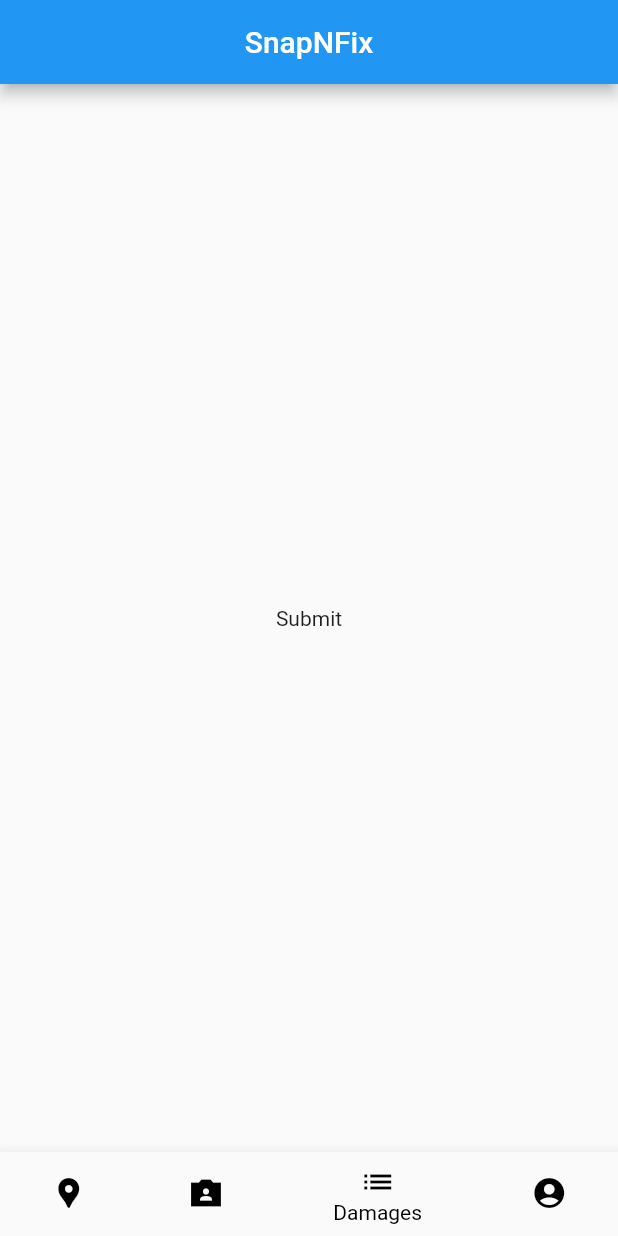
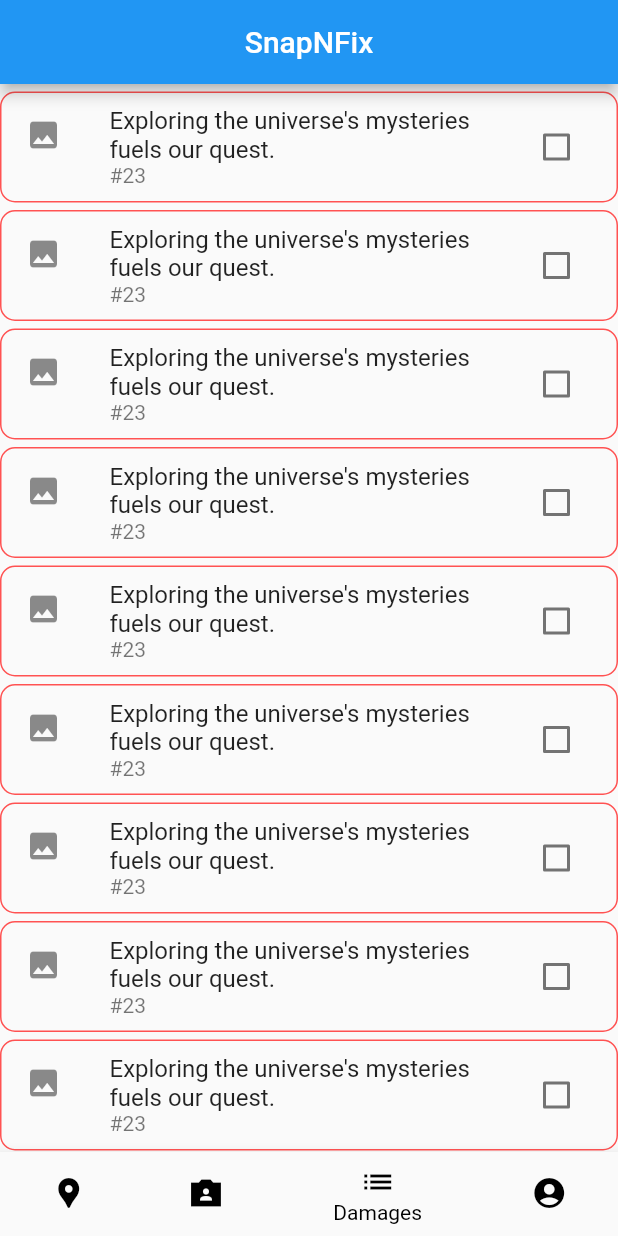
Before and after one commit to Gajjela-Koushik-Reddy/snapNfix, a Flutter app: the screen it shows after launch, swiped to page 3, on a phone screen of 412 x 824 dp. Run offline on Flutter 3.47's test engine with Material 2 defaults, Android fonts, the phone set to English and light mode, and no system bars; our stand-ins replace camera, cloud_firestore, firebase_core, geolocator; accounts and stored records are empty; generated files the repository leaves out were written again.

Commit message:
Created list tile to display dmaages

```diff
--- /dev/null
+++ b/snapnfix/lib/card_widgets/damage_report_card.dart
@@ -0,0 +1,47 @@
+import 'package:flutter/foundation.dart';
+import 'package:flutter/material.dart';
+
+class DamageReportCard extends StatefulWidget {
+  const DamageReportCard({super.key});
+
+  @override
+  State<DamageReportCard> createState() => _DamageReportCardState();
+}
+
+class _DamageReportCardState extends State<DamageReportCard> {
+  bool toggleButton = false;
+
+  @override
+  Widget build(BuildContext context) {
+    return Column(
+      children: [
+        const SizedBox(height: 5),
+        ListTile(
+          shape: const RoundedRectangleBorder(
+              borderRadius: BorderRadius.all(Radius.circular(10)),
+              side: BorderSide(color: Colors.redAccent)),
+          dense: false,
+          subtitle: const Text("#23"),
+          leading: const Icon(Icons.image),
+          title:
+              const Text("Exploring the universe's mysteries fuels our quest."),
+          trailing: Checkbox(
+            onChanged: (value) {
+              setState(() {
+                if (kDebugMode) {
+                  print("before toggleButton: $toggleButton");
+                }
+                toggleButton = !toggleButton;
+                if (kDebugMode) {
+                  print("after toggleButton: $toggleButton");
+                }
+              });
+            },
+            value: toggleButton,
+          ),
+          // tileColor: Colors.red,
+        ),
+      ],
+    );
+  }
+}
--- a/snapnfix/lib/main.dart
+++ b/snapnfix/lib/main.dart
@@ -41,9 +41,9 @@ class MyHomePage extends StatefulWidget {
 }
 
 class _MyHomePageState extends State<MyHomePage> {
-  int _selectedIndex = 1;
+  int _selectedIndex = 2;
   PageController pageController = PageController(
-    initialPage: 1,
+    initialPage: 2,
   );
 
   void _onItemTapped(int index) {
--- a/snapnfix/lib/views/DamageReporting/damage_report_storage.dart
+++ b/snapnfix/lib/views/DamageReporting/damage_report_storage.dart
@@ -75,7 +75,7 @@ class DamageReportStorage {
       if (kDebugMode) {
         print("Failed to set text: $e");
       }
-      return false; // Return false in case of an error
+      return false;
     }
   }
 }
--- a/snapnfix/lib/views/list.dart
+++ b/snapnfix/lib/views/list.dart
@@ -1,4 +1,5 @@
 import 'package:flutter/material.dart';
+import 'package:snapnfix/card_widgets/damage_report_card.dart';
 import 'package:snapnfix/views/DamageReporting/damage_report_storage.dart';
 
 class DamageListView extends StatefulWidget {
@@ -10,14 +11,26 @@ class DamageListView extends StatefulWidget {
 }
 
 class _DamageListViewState extends State<DamageListView> {
+  bool onChanged = false;
+
+  List<Widget> buildList() {
+    List<Widget> ret = [];
+
+    for (int i = 0; i < 20; i++) {
+      ret.add(const DamageReportCard());
+    }
+
+    return ret;
+  }
+
   @override
   Widget build(BuildContext context) {
-    return IconButton(
-        onPressed: () async {
-          await widget.damageReportStorage.readDamageReport();
-        },
-        icon: const SizedBox(
-          child: Text("Submit"),
-        ));
+    return Scaffold(
+        body: SingleChildScrollView(
+      child: Column(
+        mainAxisAlignment: MainAxisAlignment.center,
+        children: buildList(),
+      ),
+    ));
   }
 }
```
